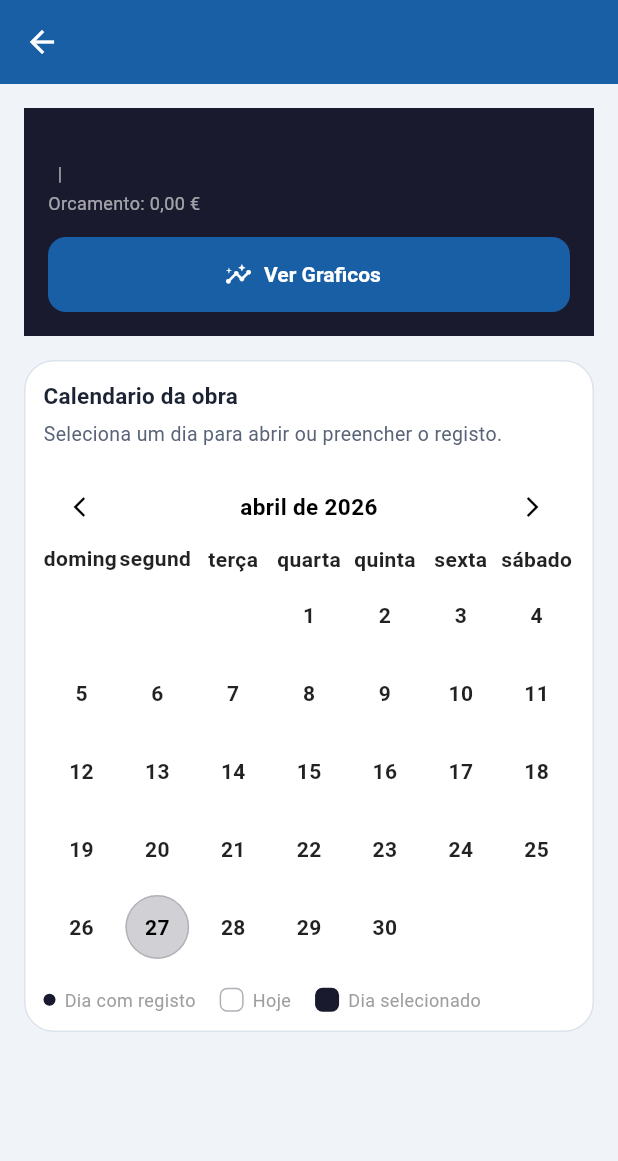
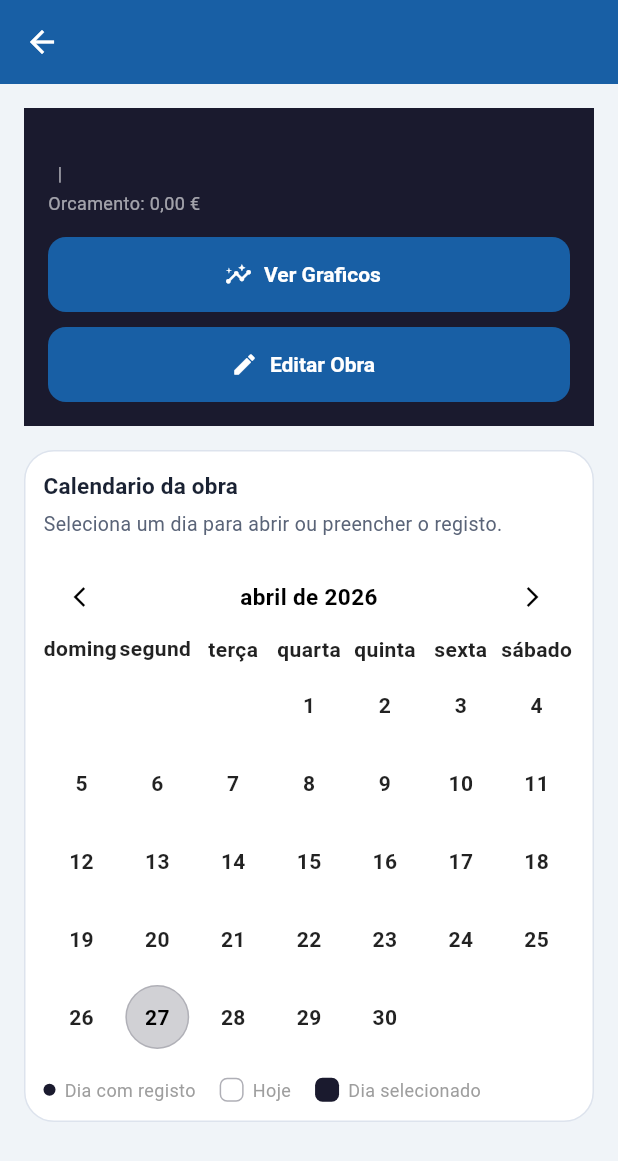
Before and after one commit to GuilhermeGarcia-pascoa/Gestao_Obras_FOeng, a Flutter app: the ObraDetailScreen screen opened directly with empty values, on a phone screen of 412 x 824 dp. Shown: the top 1161 px of the screen. Run offline on Flutter 3.47's test engine with Material 3 defaults, Android fonts, the light colour scheme and no system bars; drawn by our look-alikes of table_calendar; our stand-ins replace fl_chart, flutter_secure_storage, shared_preferences; missing offline and left inert: dart:html; accounts and stored records are empty; network calls fail.

Commit message:
edição da obra

```diff
--- a/gestaoobra/lib/screens/obras/obra_detail_screen.dart
+++ b/gestaoobra/lib/screens/obras/obra_detail_screen.dart
@@ -5,6 +5,7 @@ import 'package:table_calendar/table_calendar.dart';
 import '../../services/api_service.dart';
 import '../dias/dia_registo_screen.dart';
 import '../graficos/graficos_screen.dart';
+import 'obra_form_screen.dart';
 
 final _eur = NumberFormat.currency(locale: 'pt_PT', symbol: '€');
 
@@ -24,6 +25,7 @@ class ObraDetailScreen extends StatefulWidget {
 }
 
 class _ObraDetailScreenState extends State<ObraDetailScreen> {
+  late Map<String, dynamic> _obra;
   DateTime _focusedDay = DateTime.now();
   DateTime? _selectedDay;
   Set<String> _diasComDados = {};
@@ -32,6 +34,7 @@ class _ObraDetailScreenState extends State<ObraDetailScreen> {
   @override
   void initState() {
     super.initState();
+    _obra = Map.from(widget.obra);
     _carregarMes(_focusedDay);
   }
 
@@ -41,7 +44,7 @@ class _ObraDetailScreenState extends State<ObraDetailScreen> {
   Future<void> _carregarMes(DateTime mes) async {
     setState(() => _loading = true);
     try {
-      final lista = await ApiService.getDiasMes(widget.obra['id'], _formatMes(mes));
+      final lista = await ApiService.getDiasMes(_obra['id'], _formatMes(mes));
       setState(() {
         _diasComDados = Set<String>.from(lista.map((d) => d['data'] as String));
         _loading = false;
@@ -57,18 +60,27 @@ class _ObraDetailScreenState extends State<ObraDetailScreen> {
       context,
       MaterialPageRoute(
         builder: (_) => DiaRegistoScreen(
-          obraId: widget.obra['id'],
+          obraId: _obra['id'],
           data: dataStr,
-          obraCodigo: widget.obra['codigo'] ?? '',
+          obraCodigo: _obra['codigo'] ?? '',
         ),
       ),
     );
     if (resultado == true) _carregarMes(_focusedDay);
   }
 
+  Future<void> _recarregarObra() async {
+    try {
+      final obraAtualizada = await ApiService.getObra(_obra['id']);
+      setState(() {
+        _obra = obraAtualizada;
+      });
+    } catch (_) {}
+  }
+
   @override
   Widget build(BuildContext context) {
-    final obra = widget.obra;
+    final obra = _obra;
 
     return Scaffold(
       appBar: AppBar(
@@ -120,6 +132,10 @@ class _ObraDetailScreenState extends State<ObraDetailScreen> {
                           ),
                         ],
                         const SizedBox(height: 14),
+                        Wrap(
+                          spacing: 10,
+                          runSpacing: 10,
+                          children: [
                             FilledButton.icon(
                               onPressed: () => Navigator.push(
                                 context,
@@ -133,6 +149,23 @@ class _ObraDetailScreenState extends State<ObraDetailScreen> {
                               ),
                               icon: const Icon(Icons.insights_rounded),
                               label: const Text('Ver Graficos'),
+                            ),
+                            FilledButton.icon(
+                              onPressed: () async {
+                                final resultado = await Navigator.push(
+                                  context,
+                                  MaterialPageRoute(
+                                    builder: (_) => ObraFormScreen(obra: obra),
+                                  ),
+                                );
+                                if (resultado == true && mounted) {
+                                  _recarregarObra();
+                                }
+                              },
+                              icon: const Icon(Icons.edit_rounded),
+                              label: const Text('Editar Obra'),
+                            ),
+                          ],
                         ),
                       ],
                     ),
```
Lines whose indentation alone changed are shown as unchanged.
